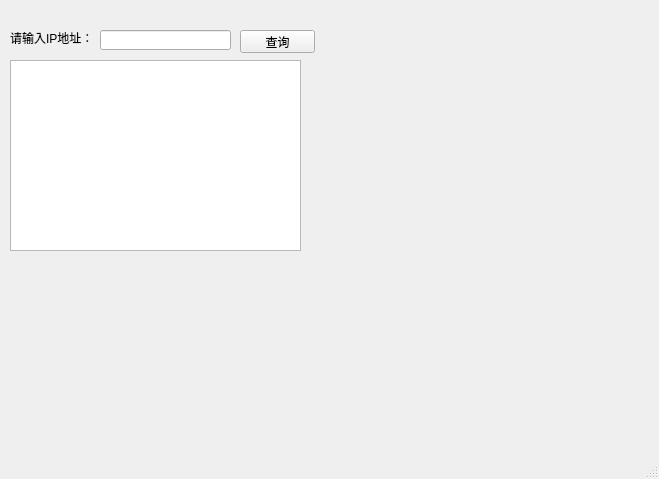
Qt form designer.ui (hefeiqiuyu/python) before a commit.
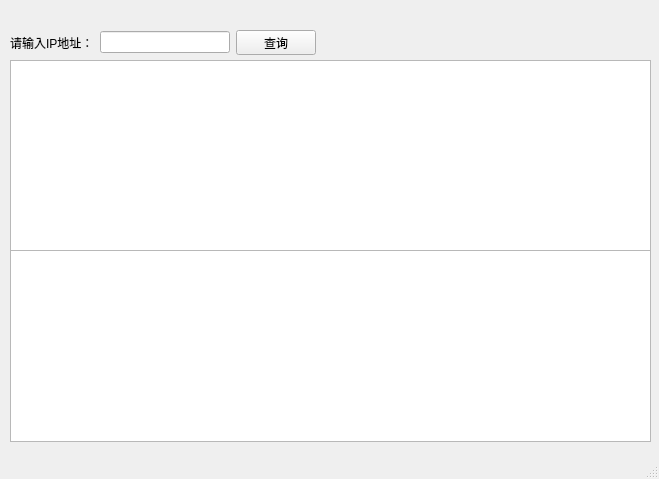
The same form after that commit.

The edit to the form file:
```diff
--- a/designer.ui
+++ b/designer.ui
@@ -14,52 +14,55 @@
    <string>IP地址查询</string>
   </property>
   <widget class="QWidget" name="centralwidget">
-   <widget class="QPushButton" name="pushButton">
-    <property name="geometry">
-     <rect>
-      <x>240</x>
-      <y>30</y>
-      <width>75</width>
-      <height>23</height>
-     </rect>
-    </property>
-    <property name="text">
-     <string>查询</string>
-    </property>
-   </widget>
-   <widget class="QLineEdit" name="lineEdit">
-    <property name="geometry">
-     <rect>
-      <x>100</x>
-      <y>30</y>
-      <width>131</width>
-      <height>20</height>
-     </rect>
-    </property>
-   </widget>
-   <widget class="QLabel" name="label">
-    <property name="geometry">
-     <rect>
-      <x>10</x>
-      <y>30</y>
-      <width>81</width>
-      <height>16</height>
-     </rect>
-    </property>
-    <property name="text">
-     <string>请输入IP地址：</string>
-    </property>
-   </widget>
    <widget class="QListView" name="listView">
     <property name="geometry">
      <rect>
       <x>10</x>
       <y>60</y>
-      <width>291</width>
+      <width>641</width>
       <height>191</height>
      </rect>
     </property>
    </widget>
+   <widget class="QTableWidget" name="tableWidget">
+    <property name="geometry">
+     <rect>
+      <x>10</x>
+      <y>250</y>
+      <width>641</width>
+      <height>192</height>
+     </rect>
+    </property>
+   </widget>
+   <widget class="QWidget" name="">
+    <property name="geometry">
+     <rect>
+      <x>10</x>
+      <y>30</y>
+      <width>306</width>
+      <height>25</height>
+     </rect>
+    </property>
+    <layout class="QHBoxLayout" name="horizontalLayout">
+     <item>
+      <widget class="QLabel" name="label">
+       <property name="text">
+        <string>请输入IP地址：</string>
+       </property>
+      </widget>
+     </item>
+     <item>
+      <widget class="QLineEdit" name="lineEdit"/>
+     </item>
+     <item>
+      <widget class="QPushButton" name="pushButton">
+       <property name="text">
+        <string>查询</string>
+       </property>
+      </widget>
+     </item>
+    </layout>
+   </widget>
   </widget>
   <widget class="QMenuBar" name="menubar">
    <property name="geometry">
```
